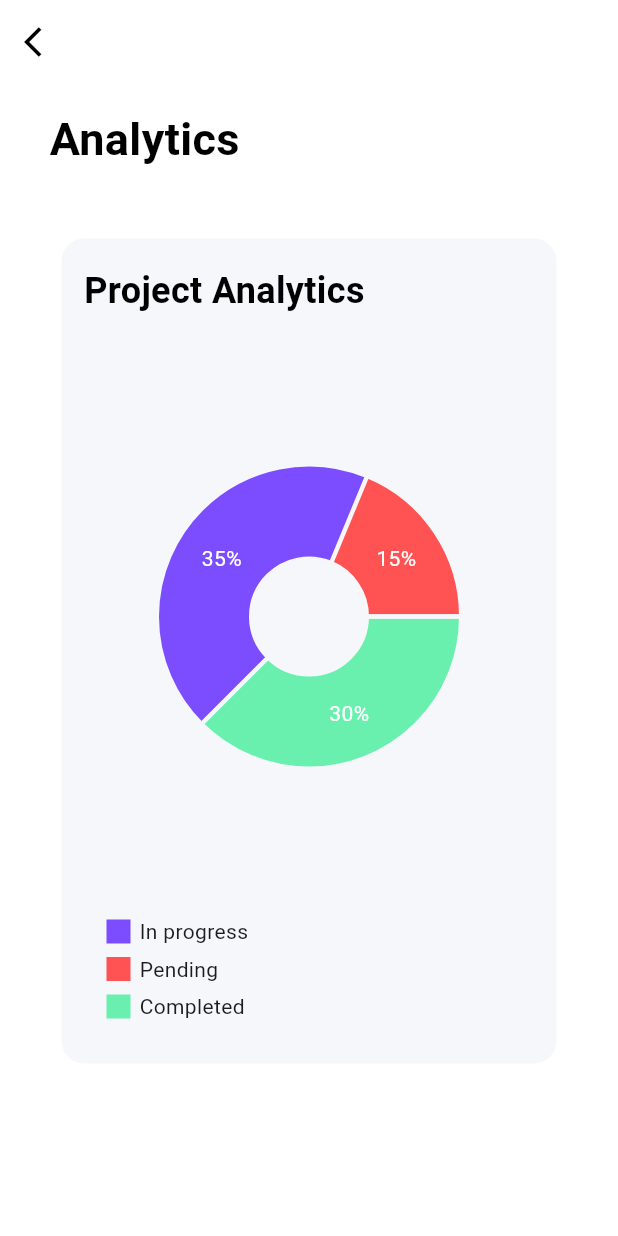
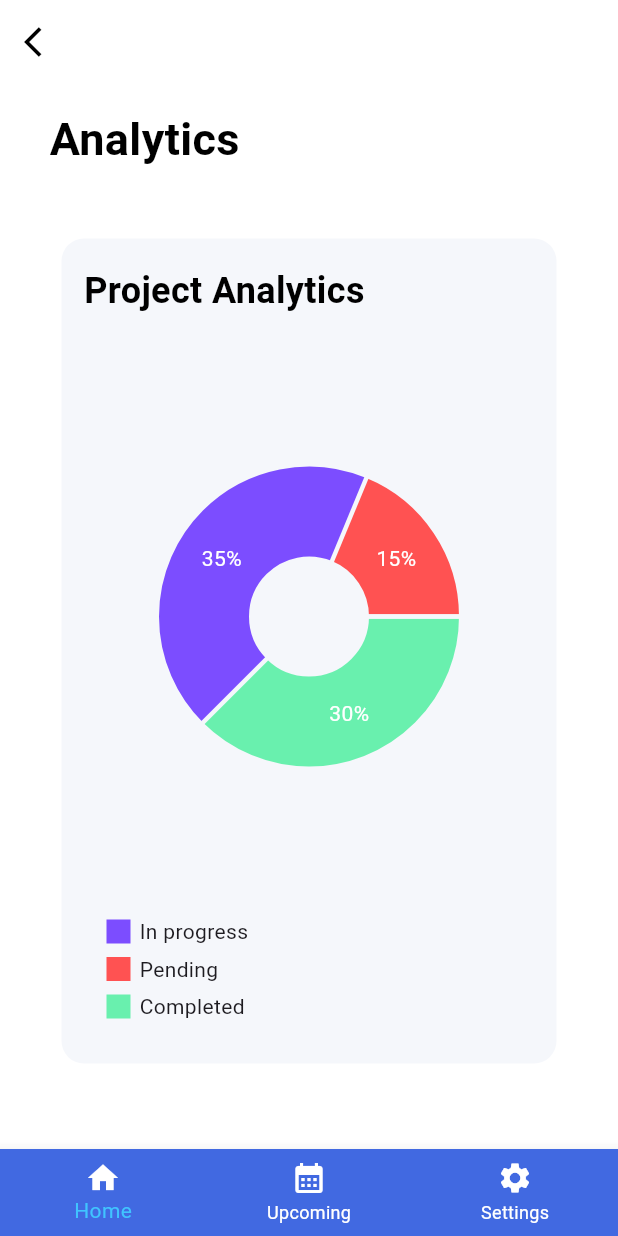
Before and after one commit to Moazzamkhan19/Shigoto, a Flutter app: the AnalyticsScreen screen opened by its route, on a phone screen of 412 x 824 dp. Run offline on Flutter 3.47's test engine with Material 3 defaults, Android fonts, the phone set to English and light mode, and no system bars; drawn by our look-alikes of fl_chart; our stand-ins replace flutter_signin_button.

Commit message:
Updated AnalyticsScreen - Naveed

```diff
--- a/lib/View/AnalyticsScreen.dart
+++ b/lib/View/AnalyticsScreen.dart
@@ -113,6 +113,26 @@ class _AnalyticsScreenState extends State<AnalyticsScreen> {
           ),
         ],
       ),
+      bottomNavigationBar: BottomNavigationBar(
+        type: BottomNavigationBarType.fixed,
+        backgroundColor: const Color(0xFF4169E1),
+        unselectedItemColor: Colors.white,
+        items: const <BottomNavigationBarItem>[
+          BottomNavigationBarItem(
+            icon: Icon(Icons.home,color:Colors.white,),
+            label: 'Home',
+          ),
+          BottomNavigationBarItem(
+            icon: Icon(Icons.calendar_month,color:Colors.white,),
+            label: 'Upcoming',
+          ),
+          BottomNavigationBarItem(
+            icon: Icon(Icons.settings,color:Colors.white,),
+            label: 'Settings',
+          ),
+        ],
+        selectedItemColor: Colors.lightBlueAccent,
+      ),
     );
   }
 }
--- a/lib/main.dart
+++ b/lib/main.dart
@@ -1,3 +1,5 @@
+import 'dart:ui';
+
 import 'package:flutter/material.dart';
 import 'package:shigoto/View/AnalyticsScreen.dart';
 import 'package:shigoto/View/SplashScreen.dart';
@@ -19,7 +21,7 @@ class MyApp extends StatelessWidget {
   Widget build(BuildContext context) {
     return MaterialApp(
       debugShowCheckedModeBanner: false,
-      home: const SplashScreen(), // start normally
+      home: SplashScreen(), // start normally
       routes: {
         '/login': (context) => const Loginscreen(),
         '/Dashboard': (context) => const Dashboardscreen(),
@@ -27,7 +29,7 @@ class MyApp extends StatelessWidget {
         '/CreateTask': (context) => CreateTaskScreen(),
         '/TaskDetail': (context)=>Taskdetail(),
         '/TeamMember': (context) => TeamMemberScreen(),
-        'Analytics': (context) => AnalyticsScreen(),
+        '/Analytics': (context) => AnalyticsScreen(),
       },
     );
   }
```
